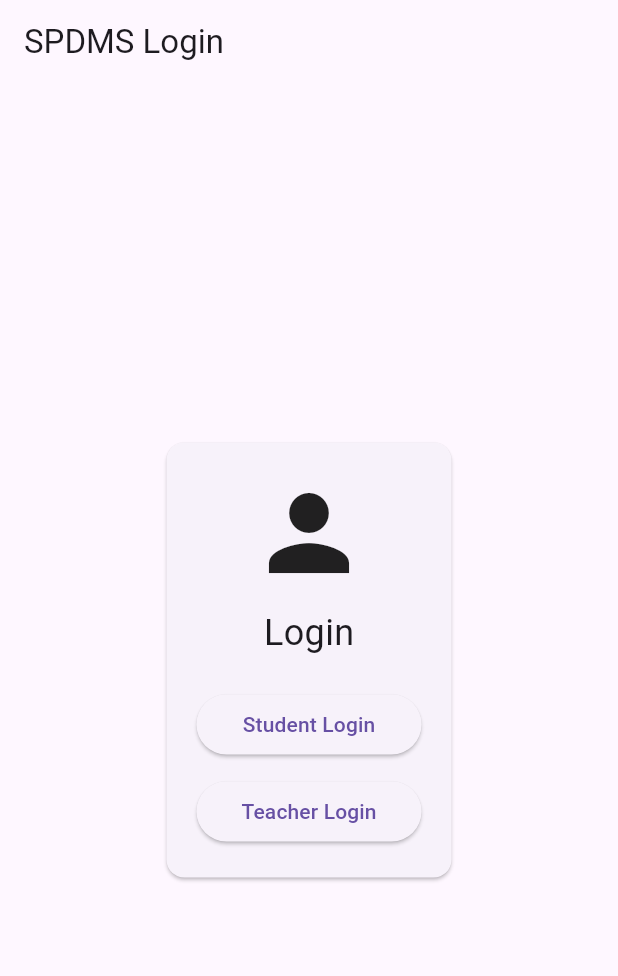
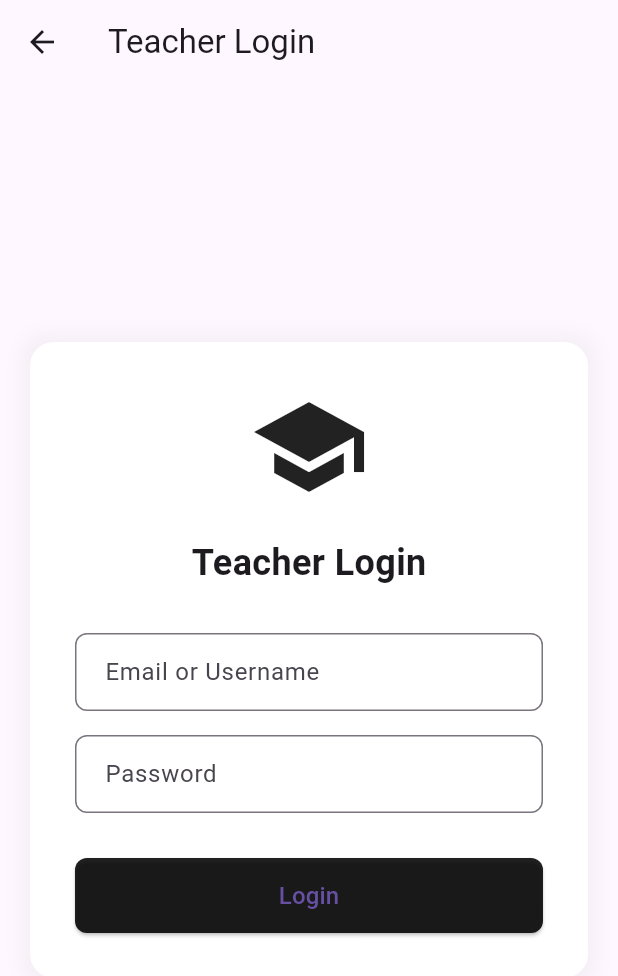
Before and after one commit to tharsan1305/PragatiX-Flutter, a Flutter app: the screen it shows after launch, after a tap on "Teacher Login", on a phone screen of 412 x 824 dp. Shown: the top 976 px of the screen. Run offline on Flutter 3.47's test engine with Material 3 defaults, Android fonts, the phone set to English and light mode, and no system bars.

```diff
--- a/lib/screens/login/login_page.dart
+++ b/lib/screens/login/login_page.dart
@@ -1,5 +1,6 @@
 import 'package:flutter/material.dart';
 import '../student/student_login_page.dart';
+import '../teacher/teacher_login_page.dart';
 
 class LoginPage extends StatelessWidget {
   const LoginPage({super.key});
@@ -56,6 +57,13 @@ class LoginPage extends StatelessWidget {
                   child: ElevatedButton(
                     onPressed: () {
 
+                      Navigator.push(
+                        context,
+                        MaterialPageRoute(
+                          builder: (context) =>
+                          const TeacherLoginPage(),
+                        ),
+                      );
                     },
                     child: const Text("Teacher Login"),
                   ),
--- /dev/null
+++ b/lib/screens/teacher/teacher_login_page.dart
@@ -0,0 +1,120 @@
+import 'package:flutter/material.dart';
+import 'teacher_dashboard.dart';
+
+class TeacherLoginPage extends StatelessWidget {
+  const TeacherLoginPage({super.key});
+
+  @override
+  Widget build(BuildContext context) {
+    return Scaffold(
+      appBar: AppBar(
+        title: const Text("Teacher Login"),
+        leading: IconButton(           // ← Back Button
+          icon: const Icon(Icons.arrow_back),
+          onPressed: () {
+            Navigator.pop(context);
+          },
+        ),
+      ),
+      body: Center(
+        child: SingleChildScrollView(
+          child: Padding(
+            padding: const EdgeInsets.all(20.0),
+            child: Container(
+              width: double.infinity,
+              constraints: const BoxConstraints(maxWidth: 400),
+              decoration: BoxDecoration(
+                color: Colors.white,
+                borderRadius: BorderRadius.circular(16),
+                boxShadow: [
+                  BoxShadow(
+                    color: Colors.grey.withOpacity(0.1),
+                    spreadRadius: 5,
+                    blurRadius: 10,
+                  ),
+                ],
+              ),
+              child: Padding(
+                padding: const EdgeInsets.all(30.0),
+                child: Column(
+                  mainAxisSize: MainAxisSize.min,
+                  children: [
+                    // Graduation Cap Icon (same as student login)
+                    const Icon(
+                      Icons.school,
+                      size: 80,
+                      color: Colors.black87,
+                    ),
+                    const SizedBox(height: 20),
+
+                    // Title
+                    const Text(
+                      "Teacher Login",
+                      style: TextStyle(
+                        fontSize: 24,
+                        fontWeight: FontWeight.bold,
+                      ),
+                    ),
+                    const SizedBox(height: 30),
+
+                    // Email / Username Field
+                    TextField(
+                      decoration: InputDecoration(
+                        labelText: "Email or Username",
+                        border: OutlineInputBorder(
+                          borderRadius: BorderRadius.circular(8),
+                        ),
+                        contentPadding: const EdgeInsets.symmetric(horizontal: 16, vertical: 14),
+                      ),
+                    ),
+                    const SizedBox(height: 16),
+
+                    // Password Field
+                    TextField(
+                      obscureText: true,
+                      decoration: InputDecoration(
+                        labelText: "Password",
+                        border: OutlineInputBorder(
+                          borderRadius: BorderRadius.circular(8),
+                        ),
+                        contentPadding: const EdgeInsets.symmetric(horizontal: 16, vertical: 14),
+                      ),
+                    ),
+                    const SizedBox(height: 30),
+
+                    // Login Button
+                    SizedBox(
+                      width: double.infinity,
+                      height: 50,
+                      child: ElevatedButton(
+                        style: ElevatedButton.styleFrom(
+                          backgroundColor: Colors.black87,
+                          shape: RoundedRectangleBorder(
+                            borderRadius: BorderRadius.circular(8),
+                          ),
+                        ),
+                        onPressed: () {
+                          // For now direct to dashboard (we will add real API later)
+                          Navigator.pushReplacement(
+                            context,
+                            MaterialPageRoute(
+                              builder: (context) => const TeacherDashboard(),
+                            ),
+                          );
+                        },
+                        child: const Text(
+                          "Login",
+                          style: TextStyle(fontSize: 16),
+                        ),
+                      ),
+                    ),
+                  ],
+                ),
+              ),
+            ),
+          ),
+        ),
+      ),
+    );
+  }
+}
```
Also changed, not shown: lib/screens/teacher/teacher_dashboard.dart (added, +180 -0 lines), lib/screens/teacher/teacher_student_detail.dart (added, +207 -0 lines).
